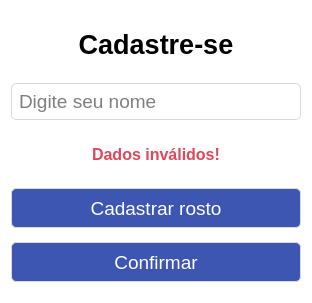
Old version of the form View/ui/Cadastro.ui in the repository ipedromotta/face-detection.
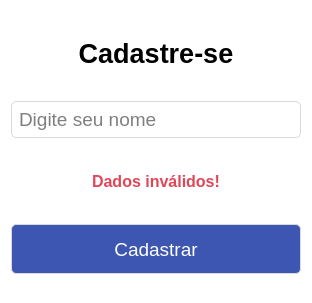
New version of the form.

What changed in the file:
```diff
--- a/View/ui/Cadastro.ui
+++ b/View/ui/Cadastro.ui
@@ -6,7 +6,7 @@
    <rect>
     <x>0</x>
     <y>0</y>
-    <width>308</width>
+    <width>312</width>
     <height>303</height>
    </rect>
   </property>
@@ -97,50 +97,9 @@
      <property name="alignment">
       <set>Qt::AlignCenter</set>
      </property>
-    </widget>
-   </item>
-   <item>
-    <widget class="QPushButton" name="btnRosto">
-     <property name="enabled">
+     <property name="wordWrap">
       <bool>true</bool>
      </property>
-     <property name="minimumSize">
-      <size>
-       <width>290</width>
-       <height>40</height>
-      </size>
-     </property>
-     <property name="maximumSize">
-      <size>
-       <width>290</width>
-       <height>40</height>
-      </size>
-     </property>
-     <property name="font">
-      <font>
-       <pointsize>14</pointsize>
-      </font>
-     </property>
-     <property name="cursor">
-      <cursorShape>PointingHandCursor</cursorShape>
-     </property>
-     <property name="styleSheet">
-      <string notr="true">*{border-radius: 5px;
-border-width: 1px;
-border-style: solid;
-border-color: #DADADA;
-background-color: #3D56B2;
-color: white;
-padding:5px;
-}
-::hover{
-background-color: #5C7AEA;
-}
-</string>
-     </property>
-     <property name="text">
-      <string>Cadastrar rosto</string>
-     </property>
     </widget>
    </item>
    <item>
@@ -151,7 +110,7 @@
      <property name="minimumSize">
       <size>
        <width>100</width>
-       <height>40</height>
+       <height>50</height>
       </size>
      </property>
      <property name="font">
@@ -174,10 +133,14 @@
 ::hover{
 background-color: #5C7AEA;
 }
+QPushButton:disabled {
+background-color: #A0A0A0;
+color: #797979;
+}
 </string>
      </property>
      <property name="text">
-      <string>Confirmar</string>
+      <string>Cadastrar</string>
      </property>
     </widget>
    </item>
```
